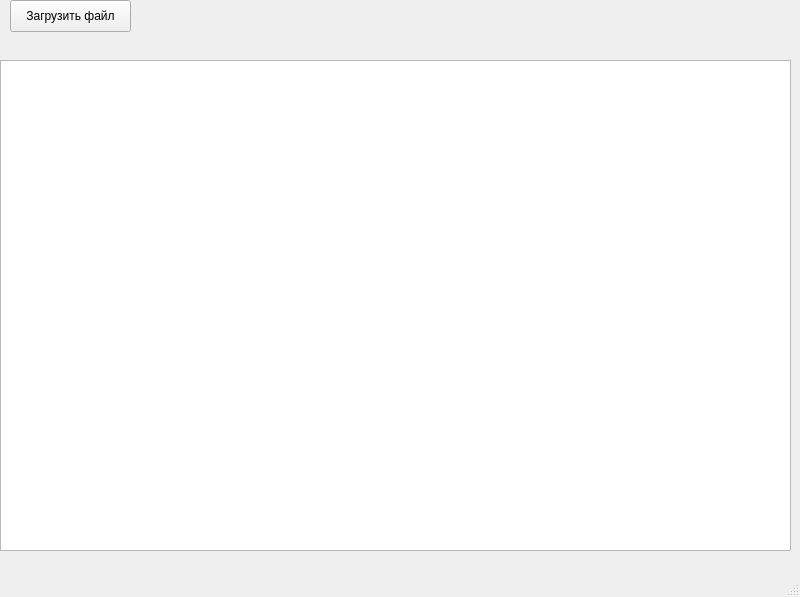
This is CoverageVisualizer/mainwindow.ui in NDamirov/CoverageProblem as Qt 5 draws it before an edit. The edited form follows.
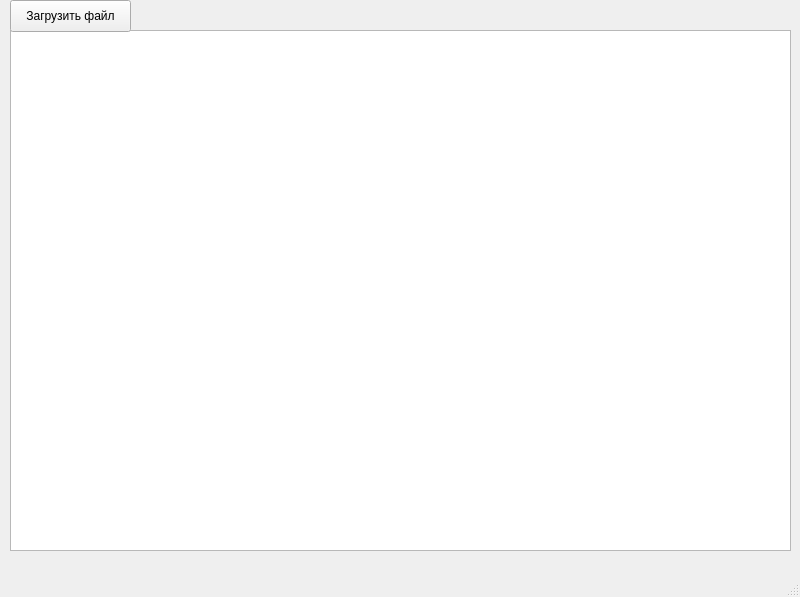
This is the edited form.

```diff
--- a/CoverageVisualizer/mainwindow.ui
+++ b/CoverageVisualizer/mainwindow.ui
@@ -17,10 +17,10 @@
    <widget class="QGraphicsView" name="graphicsView">
     <property name="geometry">
      <rect>
-      <x>0</x>
-      <y>60</y>
-      <width>791</width>
-      <height>491</height>
+      <x>10</x>
+      <y>30</y>
+      <width>781</width>
+      <height>521</height>
      </rect>
     </property>
    </widget>
```
Left out of the diff: 2 changed lines with no effect on the pictures.
